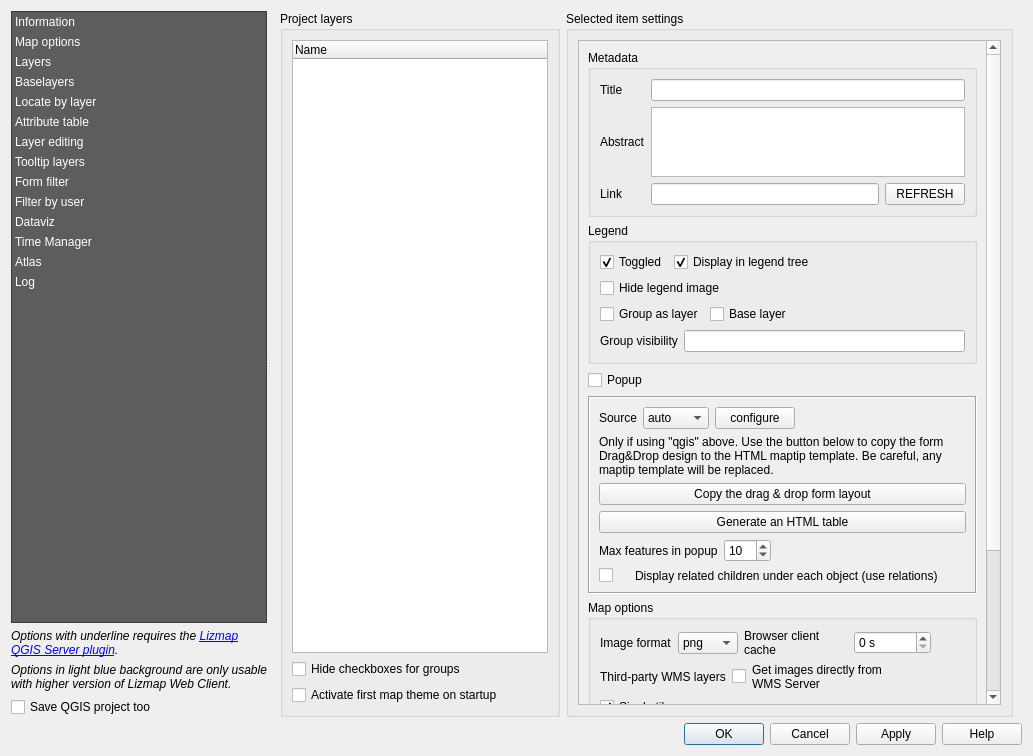
Before: the Qt Designer form lizmap/resources/ui/ui_lizmap.ui in 3liz/lizmap-plugin, drawn with Qt 5.
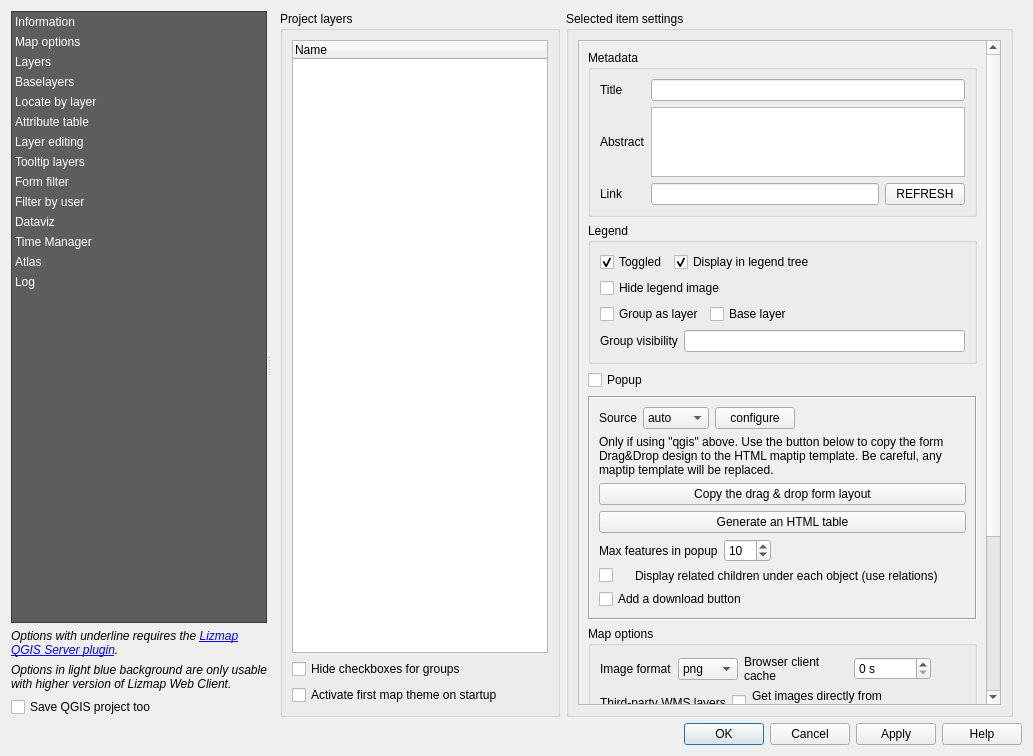
After: the same form once the commit is applied. The open tabs and pages were chosen to show the change. Custom widgets are drawn as their Qt base class.

Commit message: UX - Add a new button for 3.6 to allow download feature

Patch:
```diff
--- a/lizmap/resources/ui/ui_lizmap.ui
+++ b/lizmap/resources/ui/ui_lizmap.ui
@@ -1676,6 +1676,13 @@
                            </item>
                           </layout>
                          </item>
+                         <item>
+                          <widget class="QCheckBox" name="checkbox_popup_allow_download">
+                           <property name="text">
+                            <string>Add a download button</string>
+                           </property>
+                          </widget>
+                         </item>
                         </layout>
                        </widget>
                       </item>
```
The commit also changes 2 other files.
